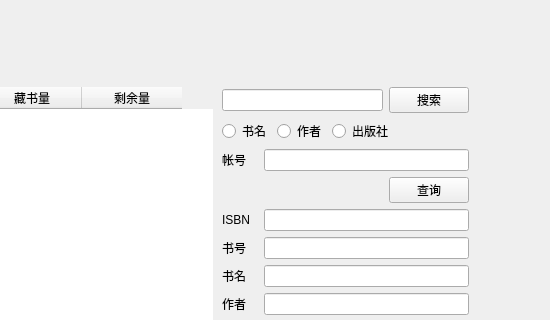
The window that book_information.ui (lwher/Library-System) describes before a commit, drawn with Qt 5; both pictures show x 728 to 1278 and y 103 to 423 of the 1278 by 897 pixel window.
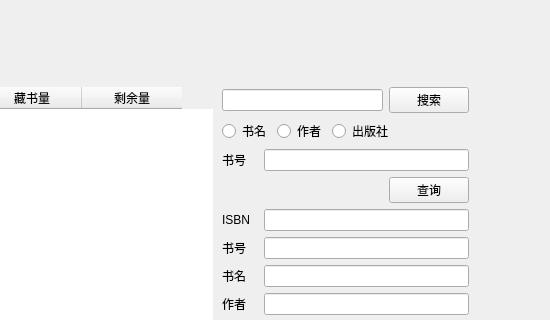
The same window after the commit. Icons and pictures are not drawn.

The edit to the form file:
```diff
--- a/book_information.ui
+++ b/book_information.ui
@@ -175,7 +175,7 @@
      <item row="1" column="0">
       <widget class="QLabel" name="label_2">
        <property name="text">
-        <string>帐号</string>
+        <string>书号</string>
        </property>
       </widget>
      </item>
```
